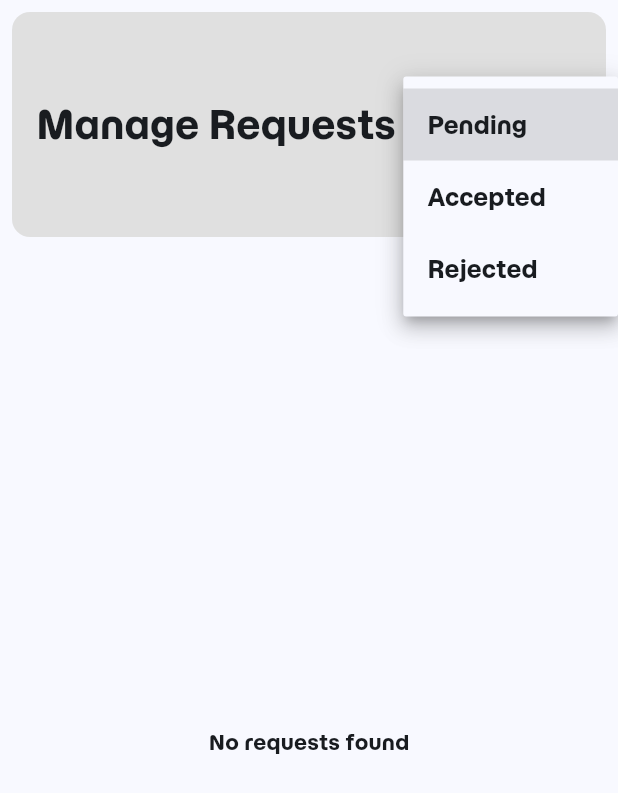
After one commit to Sakitsuu/Geo-Attendance, a Flutter app: the ManagerRequestsPage screen opened directly, after a tap on "Pending", on a phone screen of 412 x 824 dp. The commit adds this screen. Shown: the top 793 px of the screen. Run offline on Flutter 3.47's test engine with Material 3 defaults, Android fonts, the phone set to English and light mode, and no system bars; our stand-ins replace cloud_firestore, firebase_auth, firebase_core, fl_chart, geolocator, shared_preferences; accounts and stored records are empty.

Commit message:
Update manager

```diff
--- /dev/null
+++ b/lib/pages/diff_applcation/icon_action/ManagerRequestPage.dart
@@ -0,0 +1,276 @@
+import 'package:cloud_firestore/cloud_firestore.dart';
+import 'package:firebase_auth/firebase_auth.dart';
+import 'package:flutter/material.dart';
+
+class ManagerRequestsPage extends StatefulWidget {
+  const ManagerRequestsPage({super.key});
+
+  @override
+  State<ManagerRequestsPage> createState() => _ManagerRequestsPageState();
+}
+
+class _ManagerRequestsPageState extends State<ManagerRequestsPage> {
+  String filterStatus = 'pending'; // pending | accepted | rejected
+
+  // ✅ WEB-SAFE stream wrapper
+  Stream<QuerySnapshot> _requestsStreamSafe() async* {
+    try {
+      yield* FirebaseFirestore.instance.collection('requests').snapshots();
+    } catch (e) {
+      debugPrint('🔥 Firestore fatal error (requests stream): $e');
+      rethrow;
+    }
+  }
+
+  String _fmtDate(Timestamp ts) {
+    final d = ts.toDate();
+    return '${d.year}-${d.month.toString().padLeft(2, '0')}-${d.day.toString().padLeft(2, '0')}';
+  }
+
+  String _safeDate(dynamic v) {
+    if (v is Timestamp) return _fmtDate(v);
+    return '-';
+  }
+
+  DateTime _safeCreatedAt(dynamic v) {
+    if (v is Timestamp) return v.toDate();
+    return DateTime(1970);
+  }
+
+  Future<void> _updateRequestStatus(
+    DocumentSnapshot doc,
+    String newStatus,
+  ) async {
+    try {
+      final user = FirebaseAuth.instance.currentUser;
+      if (user == null) {
+        if (!mounted) return;
+        ScaffoldMessenger.of(
+          context,
+        ).showSnackBar(const SnackBar(content: Text('You are not logged in.')));
+        return;
+      }
+
+      final managerUid = user.uid;
+      final data = doc.data() as Map<String, dynamic>;
+      final workerUid = data['uid'];
+
+      if (workerUid == null || workerUid.toString().isEmpty) {
+        if (!mounted) return;
+        ScaffoldMessenger.of(context).showSnackBar(
+          const SnackBar(content: Text('Request has no worker uid.')),
+        );
+        return;
+      }
+
+      // 1) Update request
+      await FirebaseFirestore.instance
+          .collection('requests')
+          .doc(doc.id)
+          .update({
+            'status': newStatus,
+            'reviewedBy': managerUid,
+            'reviewedAt': FieldValue.serverTimestamp(),
+          });
+
+      // 2) Send notification to worker
+      await FirebaseFirestore.instance
+          .collection('users')
+          .doc(workerUid.toString())
+          .collection('notifications')
+          .add({
+            'title': 'Request ${newStatus.toUpperCase()}',
+            'message':
+                'Your ${data['type']} request (${_safeDate(data['fromDate'])} → ${_safeDate(data['toDate'])}) was $newStatus.',
+            'type': 'request',
+            'status': newStatus,
+            'createdAt': FieldValue.serverTimestamp(),
+          });
+
+      if (!mounted) return;
+      ScaffoldMessenger.of(
+        context,
+      ).showSnackBar(SnackBar(content: Text('Request $newStatus ✅')));
+    } catch (e) {
+      debugPrint('🔥 Update/Notify failed: $e');
+      if (!mounted) return;
+      ScaffoldMessenger.of(
+        context,
+      ).showSnackBar(SnackBar(content: Text('Action failed: $e')));
+    }
+  }
+
+  @override
+  Widget build(BuildContext context) {
+    // ✅ VERY IMPORTANT on Web: do NOT touch Firestore if not logged in
+    final user = FirebaseAuth.instance.currentUser;
+    if (user == null) {
+      return const Scaffold(
+        body: Center(
+          child: Text(
+            'You must be logged in to view requests.',
+            style: TextStyle(fontSize: 18, fontWeight: FontWeight.bold),
+          ),
+        ),
+      );
+    }
+
+    return Scaffold(
+      body: Column(
+        children: [
+          // HEADER (kept similar to your style)
+          Container(
+            padding: const EdgeInsets.all(16),
+            margin: const EdgeInsets.all(8),
+            height: 150,
+            decoration: BoxDecoration(
+              borderRadius: BorderRadius.circular(12),
+              color: Colors.grey[300],
+            ),
+            child: Row(
+              children: [
+                const Text('Manage Requests', style: TextStyle(fontSize: 26)),
+                const Spacer(),
+                DropdownButton<String>(
+                  value: filterStatus,
+                  items: const [
+                    DropdownMenuItem(value: 'pending', child: Text('Pending')),
+                    DropdownMenuItem(
+                      value: 'accepted',
+                      child: Text('Accepted'),
+                    ),
+                    DropdownMenuItem(
+                      value: 'rejected',
+                      child: Text('Rejected'),
+                    ),
+                  ],
+                  onChanged: (v) {
+                    if (v != null) setState(() => filterStatus = v);
+                  },
+                ),
+              ],
+            ),
+          ),
+
+          // LIST
+          Expanded(
+            child: StreamBuilder<QuerySnapshot>(
+              stream: _requestsStreamSafe(),
+              builder: (context, snapshot) {
+                if (snapshot.hasError) {
+                  // ✅ now you can see real error instead of red screen
+                  return Center(
+                    child: Padding(
+                      padding: const EdgeInsets.all(16),
+                      child: Text(
+                        'Firestore error:\n${snapshot.error}',
+                        textAlign: TextAlign.center,
+                        style: const TextStyle(
+                          color: Colors.red,
+                          fontWeight: FontWeight.bold,
+                        ),
+                      ),
+                    ),
+                  );
+                }
+
+                if (snapshot.connectionState == ConnectionState.waiting) {
+                  return const Center(child: CircularProgressIndicator());
+                }
+
+                if (!snapshot.hasData || snapshot.data!.docs.isEmpty) {
+                  return const Center(child: Text('No requests found'));
+                }
+
+                // ✅ sort in Dart (no orderBy required)
+                final docs = snapshot.data!.docs.toList()
+                  ..sort((a, b) {
+                    final ad = (a.data() as Map)['createdAt'];
+                    final bd = (b.data() as Map)['createdAt'];
+                    return _safeCreatedAt(bd).compareTo(_safeCreatedAt(ad));
+                  });
+
+                // ✅ filter in Dart (no where required)
+                final filteredDocs = docs.where((d) {
+                  final data = d.data() as Map<String, dynamic>;
+                  return (data['status'] ?? 'pending') == filterStatus;
+                }).toList();
+
+                if (filteredDocs.isEmpty) {
+                  return Center(child: Text('No $filterStatus requests'));
+                }
+
+                return ListView.builder(
+                  padding: const EdgeInsets.all(12),
+                  itemCount: filteredDocs.length,
+                  itemBuilder: (context, index) {
+                    final doc = filteredDocs[index];
+                    final data = doc.data() as Map<String, dynamic>;
+
+                    final type = (data['type'] ?? '').toString();
+                    final reason = (data['reason'] ?? '').toString();
+
+                    return Container(
+                      margin: const EdgeInsets.only(bottom: 12),
+                      padding: const EdgeInsets.all(14),
+                      decoration: BoxDecoration(
+                        color: Colors.grey[200],
+                        borderRadius: BorderRadius.circular(12),
+                      ),
+                      child: Column(
+                        crossAxisAlignment: CrossAxisAlignment.start,
+                        children: [
+                          Text(
+                            '${type.toUpperCase()} REQUEST',
+                            style: const TextStyle(fontWeight: FontWeight.bold),
+                          ),
+                          const SizedBox(height: 6),
+                          Text(
+                            '${_safeDate(data['fromDate'])} → ${_safeDate(data['toDate'])}',
+                          ),
+                          const SizedBox(height: 6),
+                          Text('Reason: $reason'),
+                          const SizedBox(height: 10),
+
+                          if (filterStatus == 'pending')
+                            Row(
+                              children: [
+                                ElevatedButton(
+                                  style: ElevatedButton.styleFrom(
+                                    backgroundColor: Colors.green,
+                                  ),
+                                  onPressed: () =>
+                                      _updateRequestStatus(doc, 'accepted'),
+                                  child: const Text('Accept'),
+                                ),
+                                const SizedBox(width: 10),
+                                ElevatedButton(
+                                  style: ElevatedButton.styleFrom(
+                                    backgroundColor: Colors.red,
+                                  ),
+                                  onPressed: () =>
+                                      _updateRequestStatus(doc, 'rejected'),
+                                  child: const Text('Reject'),
+                                ),
+                              ],
+                            )
+                          else
+                            Chip(
+                              label: Text(filterStatus),
+                              backgroundColor: filterStatus == 'accepted'
+                                  ? Colors.green.shade100
+                                  : Colors.red.shade100,
+                            ),
+                        ],
+                      ),
+                    );
+                  },
+                );
+              },
+            ),
+          ),
+        ],
+      ),
+    );
+  }
+}
```
Also changed, not shown: lib/pages/diff_applcation/application_manager.dart (+3 -6 lines).
